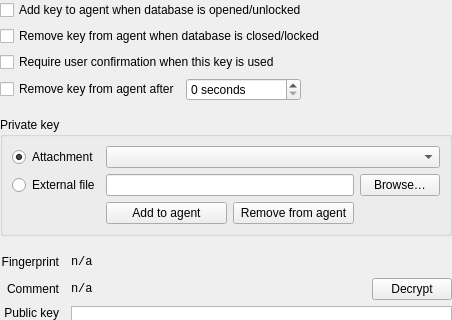
keepassxreboot/keepassxc, file src/gui/entry/EditEntryWidgetSSHAgent.ui: the form before one commit; both pictures show x 0 to 452 and y 0 to 320 of the 452 by 618 pixel window.
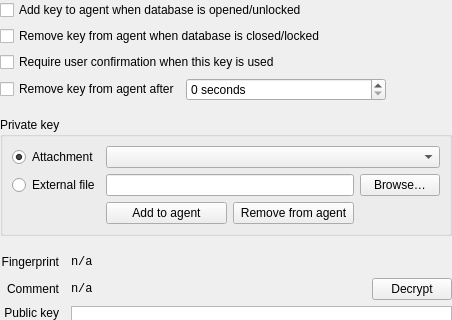
The form after the commit.

Commit message: Add minimum sizes for QSpinBox widgets

Patch:
```diff
--- a/src/gui/entry/EditEntryWidgetSSHAgent.ui
+++ b/src/gui/entry/EditEntryWidgetSSHAgent.ui
@@ -242,6 +242,18 @@
      </item>
      <item>
       <widget class="QSpinBox" name="lifetimeSpinBox">
+       <property name="sizePolicy">
+        <sizepolicy hsizetype="Preferred" vsizetype="Fixed">
+         <horstretch>0</horstretch>
+         <verstretch>0</verstretch>
+        </sizepolicy>
+       </property>
+       <property name="minimumSize">
+        <size>
+         <width>200</width>
+         <height>0</height>
+        </size>
+       </property>
        <property name="accessibleName">
         <string>Remove key from agent after specified seconds</string>
        </property>
```
The commit also changes 7 other files.
